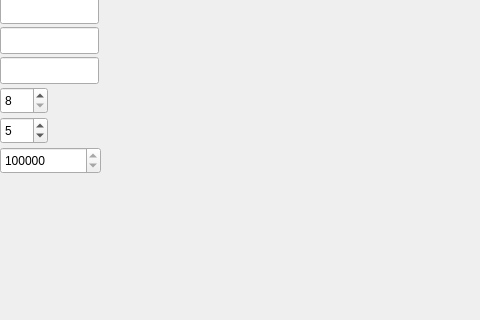
Before: the Qt Designer form widget.ui in unpaleness/cellular_life, drawn with Qt 5; both pictures show x 0 to 480 and y 123 to 443 of the 720 by 720 pixel window.
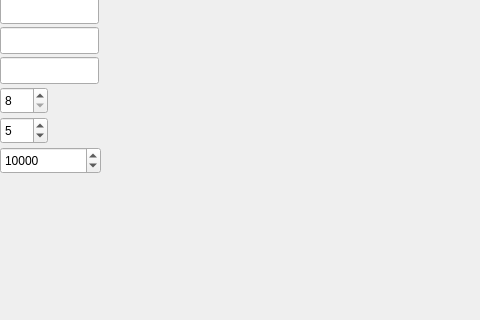
After: the same form once the commit is applied.

What changed in the file:
```diff
--- a/widget.ui
+++ b/widget.ui
@@ -158,16 +158,16 @@
     </rect>
    </property>
    <property name="minimum">
-    <number>10000000</number>
+    <number>0</number>
    </property>
    <property name="maximum">
-    <number>990000000</number>
+    <number>1000000</number>
    </property>
    <property name="singleStep">
     <number>10000000</number>
    </property>
    <property name="value">
-    <number>10000000</number>
+    <number>10000</number>
    </property>
   </widget>
  </widget>
```
Left out of the diff: 2 changed lines with no effect on the pictures.
